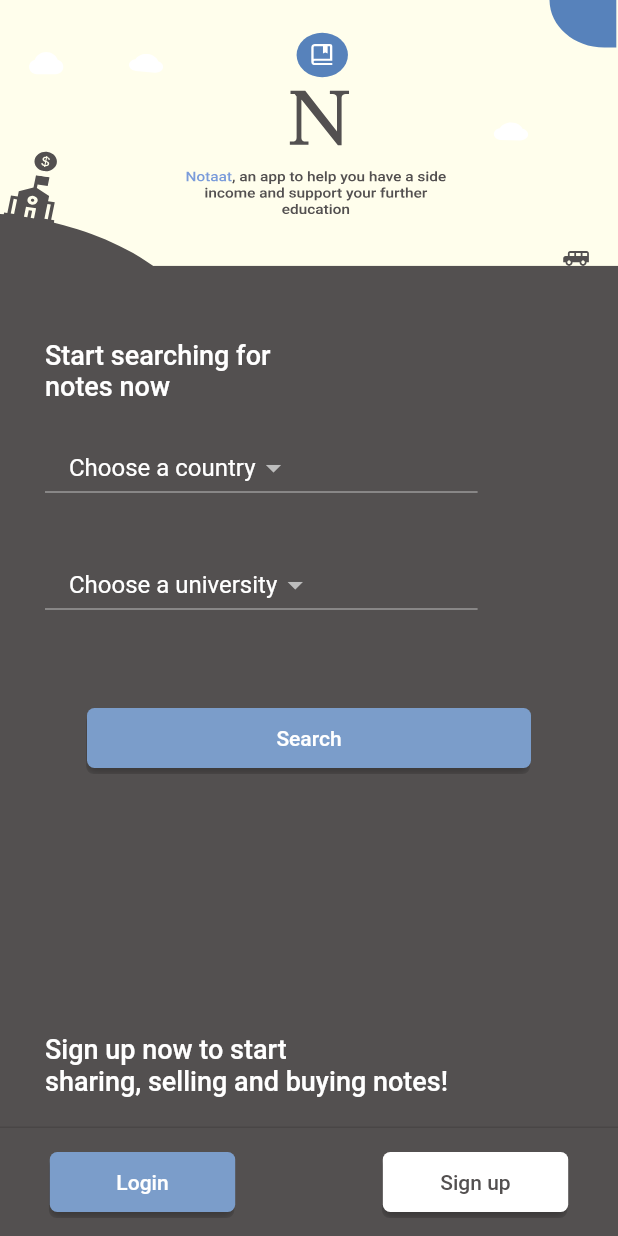
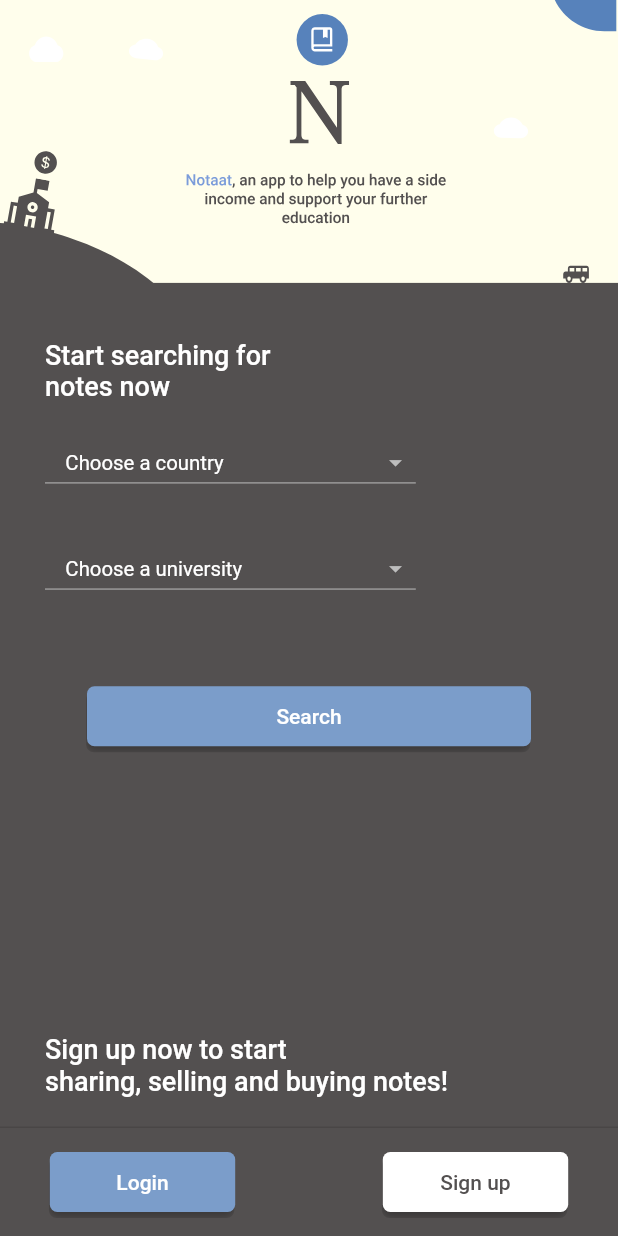
Before and after one commit to Mustafa-alsoffi/Notaat, a Flutter app: the screen it shows after launch, on a phone screen of 412 x 824 dp. Run offline on Flutter 3.47's test engine with Material 2 defaults, Android fonts, the phone set to English and light mode, and no system bars; our stand-ins replace bloc, dio, flutter_bloc, flutter_svg; network calls fail.

Commit message:
UI fix dropdwonbutton

```diff
--- a/lib/Components/notaat_material.dart
+++ b/lib/Components/notaat_material.dart
@@ -39,13 +39,19 @@
       width: containerWidth ?? 200,
       child: ButtonTheme(
         alignedDropdown: true,
+        child: FittedBox(
+          fit: BoxFit.fitWidth,
           child: DropdownButton(
-          hint: Text(hint ?? 'No hint',
+            hint: SizedBox(
+              width: containerWidth,
+              child: Text(hint ?? 'No hint',
                   style: TextStyle(
                     color: textColor ?? Colors.white,
                   )),
+            ),
             items: values,
             onChanged: onChange,
           ),
         ),
+      ),
     );
--- a/lib/Pages/Homepage.dart
+++ b/lib/Pages/Homepage.dart
@@ -49,7 +49,7 @@
 
   @override
   Widget build(BuildContext context) {
-    final parentWidth = MediaQuery.of(context).size.width;
+    final screenWidth = MediaQuery.of(context).size.width;
     return Scaffold(
         backgroundColor: Color(0xff535050),
         body: Column(
@@ -60,11 +60,11 @@
                 child: Container(
                     constraints: BoxConstraints(maxHeight: 475),
                     color: Color(0xffFFFEEC),
-                    width: parentWidth,
+                    width: screenWidth,
                     height: MediaQuery.of(context).size.width * 0.5,
                     child: SvgPicture.asset(
                       'assets/Background.svg',
-                      fit: BoxFit.fill,
+                      fit: BoxFit.cover,
                     ))),
             Padding(
               padding: const EdgeInsets.only(left: 30),
@@ -88,13 +88,13 @@
                         return CircularProgressIndicator(color: Colors.white);
                       } else if (state is CountryfetchStateLoaded) {
                         return UIDropdownButton(
-                            containerWidth: parentWidth * 0.7,
+                            containerWidth: screenWidth * 0.6,
                             hint: countrySelected ?? 'Choose a country',
                             values: state.countriesList.map((Country value) {
                               return DropdownMenuItem(
                                 value: value.name,
                                 child: SizedBox(
-                                    width: 300, child: Text(value.name)),
+                                    width: screenWidth * 0.6 , child: Text(value.name)),
                               );
                             }).toList(),
                             onChange: (countryName) {
@@ -113,21 +113,33 @@
                       if (state is UniversityfetchLoading) {
                         return CircularProgressIndicator(color: Colors.white);
                       } else if (state is UniversityfetchStateLoaded) {
+                        if (state.universitiesList.length == 0 &&
+                            countrySelected != null)
+                          return Container(
+                              child: Text(
+                                  'Sorry, we have no list of universities for the chosen country.',
+                                  style: TextStyle(color: Colors.red)));
+                        else
                           return UIDropdownButton(
-                            containerWidth: parentWidth * 0.7,
+                              containerWidth: screenWidth * 0.6,
                               hint: universitySelected ?? 'Choose a university',
-                            values:
-                                state.universitiesList.map((University value) {
+                              values: state.universitiesList
+                                  .map((University value) {
                                 return DropdownMenuItem(
                                   value: value.name,
                                   child: SizedBox(
                                       width: 300,
                                       child: SizedBox(
                                           width: 300,
-                                        child: Text(value.name ?? 'None'))),
+                                          child: FittedBox(
+                                              fit: BoxFit.fitWidth,
+                                              child:
+                                                  SizedBox(width: screenWidth * 0.6,child: Text(value.name ?? 'None'))))),
                                 );
                               }).toList(),
-                            onChange: (value) {selectDropdownItem(value, 1);},
+                              onChange: (value) {
+                                selectDropdownItem(value, 1);
+                              },
                               textColor: Colors.white);
                       } else {
                         return SnackBar(
@@ -173,21 +185,21 @@
                 alignment: Alignment.center,
                 color: Color(0xff7B9DCA),
                 height: 40,
-                width: parentWidth * 0.3,
+                width: screenWidth * 0.3,
                 onPressed: () {
                   Navigator.push(
                     context,
                     MaterialPageRoute(builder: (context) => const LoginPage()),
                   );
                 }),
-            SizedBox(width: parentWidth * 0.2),
+            SizedBox(width: screenWidth * 0.2),
             UIButton(
                 text: 'Sign up',
                 textColor: Color(0xff535050),
                 alignment: Alignment.center,
                 color: Colors.white,
                 height: 40,
-                width: parentWidth * 0.3,
+                width: screenWidth * 0.3,
                 onPressed: () {})
           ])
         ]);
```
Lines whose indentation alone changed are shown as unchanged.
